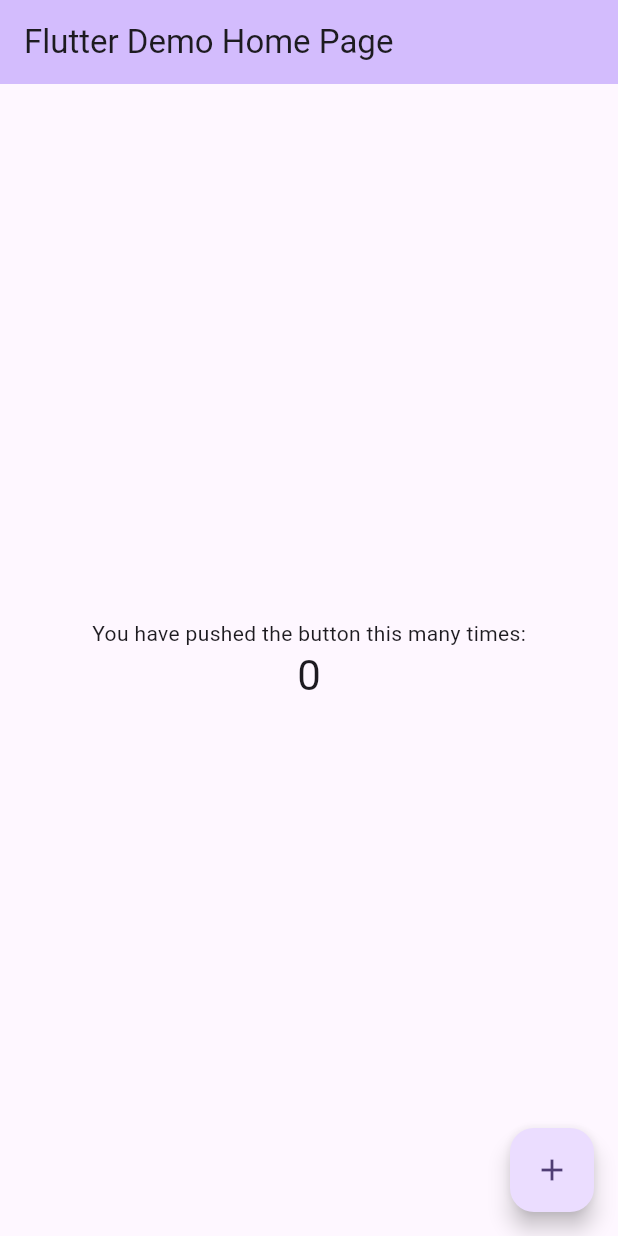
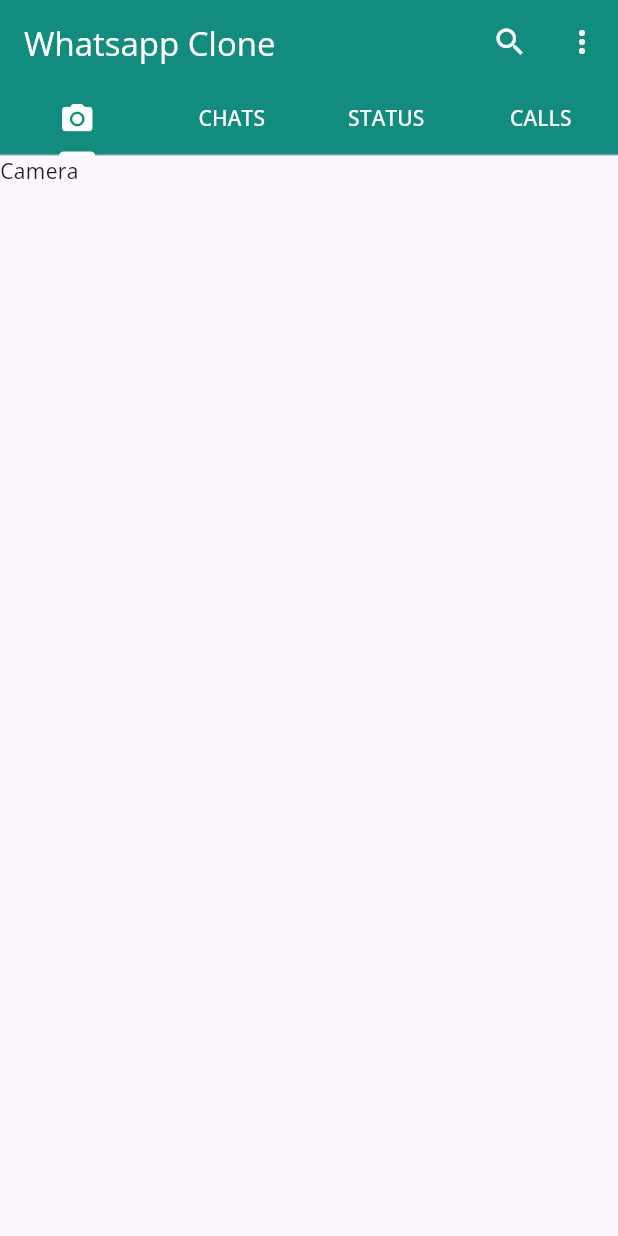
Before and after one commit to VD15S/Whatsapp-Clone, a Flutter app: the screen it shows after launch, on a phone screen of 412 x 824 dp. Run offline on Flutter 3.47's test engine with Material 3 defaults, Android fonts, the phone set to English and light mode, and no system bars.

```diff
--- /dev/null
+++ b/lib/Pages/chatpage.dart
@@ -0,0 +1,24 @@
+import 'package:flutter/material.dart';
+
+class ChatPage extends StatefulWidget {
+  const ChatPage({super.key});
+
+  @override
+  State<ChatPage> createState() => _ChatPageState();
+}
+
+class _ChatPageState extends State<ChatPage> {
+  @override
+  Widget build(BuildContext context) {
+    return Scaffold(
+      floatingActionButton: FloatingActionButton(
+        backgroundColor: Color.fromARGB(255, 18, 140, 126),
+        onPressed: () {},
+        child: Icon(
+          Icons.chat,
+          color: Colors.white,
+        ),
+      ),
+    );
+  }
+}
--- /dev/null
+++ b/lib/homescreen.dart
@@ -0,0 +1,83 @@
+import 'package:flutter/material.dart';
+import 'package:whatsapp_clone/Pages/chatpage.dart';
+
+class Homescreen extends StatefulWidget {
+  const Homescreen({super.key});
+
+  @override
+  State<Homescreen> createState() => _HomescreenState();
+}
+
+class _HomescreenState extends State<Homescreen>
+    with SingleTickerProviderStateMixin {
+  late TabController _controller;
+  @override
+  void initState() {
+    super.initState();
+    _controller = TabController(length: 4, vsync: this, initialIndex: 0);
+  }
+
+  Widget build(BuildContext context) {
+    return Scaffold(
+      appBar: AppBar(
+        backgroundColor: Color.fromARGB(255, 18, 140, 126),
+        title: Text(
+          "Whatsapp Clone",
+          style: TextStyle(color: Colors.white),
+        ),
+        actions: [
+          IconButton(
+              icon: Icon(
+                Icons.search,
+                color: Colors.white,
+              ),
+              onPressed: () {}),
+          PopupMenuButton<String>(
+              iconColor: Colors.white,
+              onSelected: (value) {
+                print(value);
+              },
+              itemBuilder: (BuildContext context) {
+                return [
+                  PopupMenuItem(child: Text("New Group"), value: "New group"),
+                  PopupMenuItem(
+                      child: Text("New Broadcast"), value: "New Broadcast"),
+                  PopupMenuItem(
+                      child: Text("Whatsap Web"), value: "Whatsap Web"),
+                  PopupMenuItem(
+                      child: Text("Starred Messages"),
+                      value: "Starred Messages"),
+                  PopupMenuItem(child: Text("Settings"), value: "Settings")
+                ];
+              })
+        ],
+        bottom: TabBar(
+            controller: _controller,
+            indicatorColor: Colors.white,
+            tabs: [
+              Tab(
+                icon: Icon(
+                  Icons.camera_alt,
+                  color: Colors.white,
+                ),
+              ),
+              Tab(
+                child: Text("CHATS", style: TextStyle(color: Colors.white)),
+              ),
+              Tab(
+                child: Text("STATUS", style: TextStyle(color: Colors.white)),
+              ),
+              Tab(
+                child: Text("CALLS", style: TextStyle(color: Colors.white)),
+              ),
+            ]),
+      ),
+      body: TabBarView(controller: _controller, children: [
+        Text("Camera"),
+        ChatPage(),
+        Text("Status"),
+        Text("Calls")
+      ]),
+    );
+  }
+}
--- a/lib/main.dart
+++ b/lib/main.dart
@@ -1,4 +1,5 @@
 import 'package:flutter/material.dart';
+import 'package:whatsapp_clone/homescreen.dart';
 
 void main() {
   runApp(const MyApp());
@@ -11,115 +12,11 @@ class MyApp extends StatelessWidget {
   @override
   Widget build(BuildContext context) {
     return MaterialApp(
-      title: 'Flutter Demo',
       theme: ThemeData(
-        // This is the theme of your application.
-        //
-        // TRY THIS: Try running your application with "flutter run". You'll see
-        // the application has a purple toolbar. Then, without quitting the app,
-        // try changing the seedColor in the colorScheme below to Colors.green
-        // and then invoke "hot reload" (save your changes or press the "hot
-        // reload" button in a Flutter-supported IDE, or press "r" if you used
-        // the command line to start the app).
-        //
-        // Notice that the counter didn't reset back to zero; the application
-        // state is not lost during the reload. To reset the state, use hot
-        // restart instead.
-        //
-        // This works for code too, not just values: Most code changes can be
-        // tested with just a hot reload.
-        colorScheme: ColorScheme.fromSeed(seedColor: Colors.deepPurple),
-        useMaterial3: true,
-      ),
-      home: const MyHomePage(title: 'Flutter Demo Home Page'),
+          fontFamily: "OpenSans",
+          primaryColor: Color(0xFF075E54),
+          hintColor: Color(0xFF128C7E)),
+      home: Homescreen(),
     );
   }
 }
-
-class MyHomePage extends StatefulWidget {
-  const MyHomePage({super.key, required this.title});
-
-  // This widget is the home page of your application. It is stateful, meaning
-  // that it has a State object (defined below) that contains fields that affect
-  // how it looks.
-
-  // This class is the configuration for the state. It holds the values (in this
-  // case the title) provided by the parent (in this case the App widget) and
-  // used by the build method of the State. Fields in a Widget subclass are
-  // always marked "final".
-
-  final String title;
-
-  @override
-  State<MyHomePage> createState() => _MyHomePageState();
-}
-
-class _MyHomePageState extends State<MyHomePage> {
-  int _counter = 0;
-
-  void _incrementCounter() {
-    setState(() {
-      // This call to setState tells the Flutter framework that something has
-      // changed in this State, which causes it to rerun the build method below
-      // so that the display can reflect the updated values. If we changed
-      // _counter without calling setState(), then the build method would not be
-      // called again, and so nothing would appear to happen.
-      _counter++;
-    });
-  }
-
-  @override
-  Widget build(BuildContext context) {
-    // This method is rerun every time setState is called, for instance as done
-    // by the _incrementCounter method above.
-    //
-    // The Flutter framework has been optimized to make rerunning build methods
-    // fast, so that you can just rebuild anything that needs updating rather
-    // than having to individually change instances of widgets.
-    return Scaffold(
-      appBar: AppBar(
-        // TRY THIS: Try changing the color here to a specific color (to
-        // Colors.amber, perhaps?) and trigger a hot reload to see the AppBar
-        // change color while the other colors stay the same.
-        backgroundColor: Theme.of(context).colorScheme.inversePrimary,
-        // Here we take the value from the MyHomePage object that was created by
-        // the App.build method, and use it to set our appbar title.
-        title: Text(widget.title),
-      ),
-      body: Center(
-        // Center is a layout widget. It takes a single child and positions it
-        // in the middle of the parent.
-        child: Column(
-          // Column is also a layout widget. It takes a list of children and
-          // arranges them vertically. By default, it sizes itself to fit its
-          // children horizontally, and tries to be as tall as its parent.
-          //
-          // Column has various properties to control how it sizes itself and
-          // how it positions its children. Here we use mainAxisAlignment to
-          // center the children vertically; the main axis here is the vertical
-          // axis because Columns are vertical (the cross axis would be
-          // horizontal).
-          //
-          // TRY THIS: Invoke "debug painting" (choose the "Toggle Debug Paint"
-          // action in the IDE, or press "p" in the console), to see the
-          // wireframe for each widget.
-          mainAxisAlignment: MainAxisAlignment.center,
-          children: <Widget>[
-            const Text(
-              'You have pushed the button this many times:',
-            ),
-            Text(
-              '$_counter',
-              style: Theme.of(context).textTheme.headlineMedium,
-            ),
-          ],
-        ),
-      ),
-      floatingActionButton: FloatingActionButton(
-        onPressed: _incrementCounter,
-        tooltip: 'Increment',
-        child: const Icon(Icons.add),
-      ), // This trailing comma makes auto-formatting nicer for build methods.
-    );
-  }
-}
```
Also changed, not shown: pubspec.yaml (+7 -6 lines), 36 other files.
